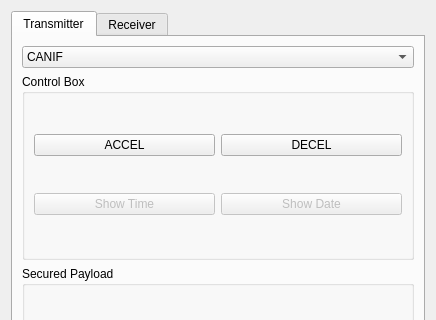
Above: GUI/GUI.ui from HosamAboabla/Autosar_SecOC before the change; both pictures show x 0 to 436 and y 0 to 320 of the 436 by 665 pixel window. Below: the same form after it.
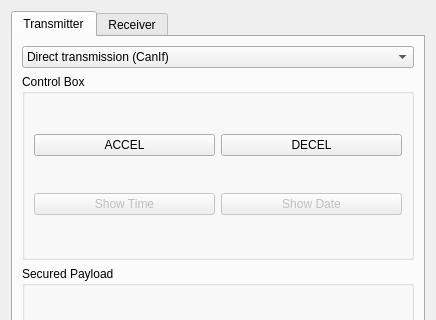
That is the form after the change. Custom widgets are drawn as their Qt base class.

Commit message: Edited ComboBox to include all configurations

```diff
--- a/GUI/GUI.ui
+++ b/GUI/GUI.ui
@@ -46,7 +46,7 @@
          </property>
          <item>
           <property name="text">
-           <string>CANIF</string>
+           <string>Direct transmission (CanIf)</string>
           </property>
          </item>
          <item>
```
Left out of the diff: 22 changed lines with no effect on the pictures. The commit also changes 1 other file.
